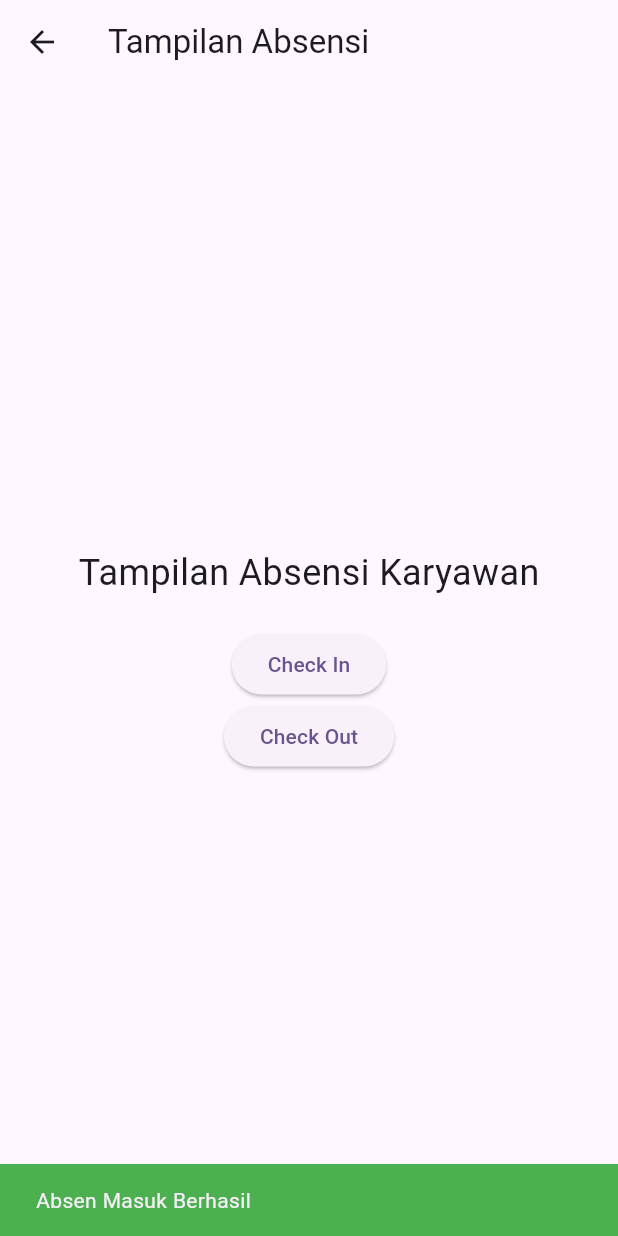
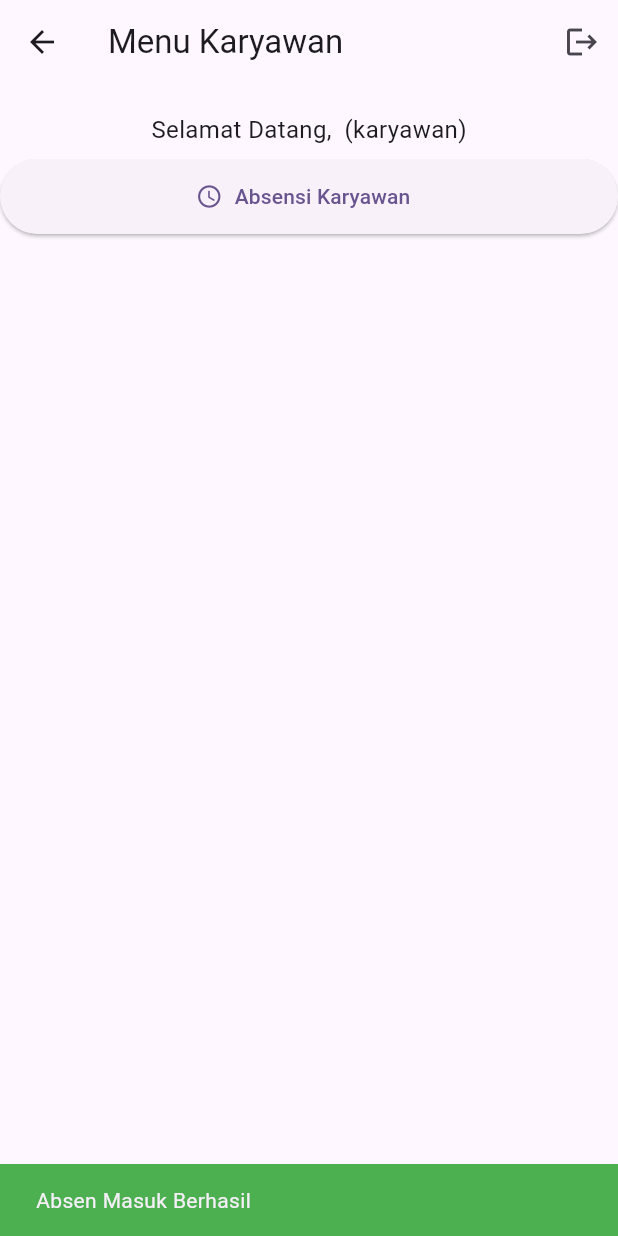
Before and after one commit to Lyan-Nandyan/adbo, a Flutter app: the Tampilanabsensi screen opened directly, after a tap on "Check In", on a phone screen of 412 x 824 dp. Run offline on Flutter 3.47's test engine with Material 3 defaults, Android fonts, the phone set to English and light mode, and no system bars; our stand-ins replace hive, hive_flutter, shared_preferences; accounts and stored records are empty.

Commit message:
absensi fix

```diff
--- a/lib/fitur/tampilanAbsensi.dart
+++ b/lib/fitur/tampilanAbsensi.dart
@@ -1,4 +1,6 @@
 import 'package:adbo/logic/absenController.dart';
+import 'package:adbo/menu/homeHrd.dart';
+import 'package:adbo/menu/homeKaryawan.dart';
 import 'package:flutter/material.dart';
 import 'package:shared_preferences/shared_preferences.dart';
 
@@ -45,17 +47,38 @@ class _TampilanabsensiState extends State<Tampilanabsensi> {
               style: TextStyle(fontSize: 24),
             ),
             const SizedBox(height: 20),
-            ElevatedButton(
-              onPressed: () {
-                _absenController.absenMasuk(context, id ?? '0',
-                    username ?? 'User', jabatan ?? 'karyawan');
+            FutureBuilder<bool> (
+              future: _absenController.isAlreadyAbsen(id ?? 'null', jabatan ?? 'null'),
+              builder: (context, snapshot) {
+                return snapshot.data == true
+                    ? SizedBox(height: 1)
+                    : ElevatedButton(
+                        onPressed: () async {
+                          _absenController.absenMasuk(context, id ?? '0',
+                              username ?? 'User', jabatan ?? 'karyawan');
+                          Navigator.pushReplacement(
+                            context,
+                            MaterialPageRoute(
+                              builder: (context) =>
+                                  jabatan == 'karyawan' ? Homekaryawan() : HomeHrd(),
+                            ),
+                          );
+                        },
+                        child: const Text('Check In'),
+                      );
               },
-              child: const Text('Check In'),
             ),
             ElevatedButton(
-                onPressed: () {
+                onPressed: () async {
                   _absenController.absenKeluar(context, id ?? '0',
                       username ?? 'User', jabatan ?? 'karyawan');
+                  Navigator.pushReplacement(
+                    context,
+                    MaterialPageRoute(
+                      builder: (context) =>
+                          jabatan == 'karyawan' ? Homekaryawan() : HomeHrd(),
+                    ),
+                  );
                 },
                 child: Text('Check Out')),
           ],
--- a/lib/logic/absenController.dart
+++ b/lib/logic/absenController.dart
@@ -67,6 +67,13 @@ class Absencontroller {
     }
   }
 
+  Future<bool> isAlreadyAbsen(String idKaryawan, String jabatan) async {
+    var box = Hive.box<Absensi>(HiveBox.absensi);
+    return box.values.any((absen) =>
+        absen.idKaryawan == idKaryawan && absen.checkOut == null &&
+        absen.jabatan == jabatan);
+  }
+
   Future<List<Absensi>> getAllAbsensi() async {
     var box = Hive.box<Absensi>(HiveBox.absensi);
     return box.values.toList();
--- a/lib/main.dart
+++ b/lib/main.dart
@@ -17,14 +17,12 @@ void main() async {
   // karyawan box
   Hive.registerAdapter(KaryawanAdapter());
   await Hive.openBox<Karyawan>(HiveBox.karyawan);
-
-
+  // hrd box
   Hive.registerAdapter(HrdAdapter());
   await Hive.openBox<Hrd>(HiveBox.hrd);
-
+  // manager box
   Hive.registerAdapter(ManagerAdapter());
   await Hive.openBox<Manager>(HiveBox.manager);
-
   // absensi box
   Hive.registerAdapter(AbsensiAdapter());
   await Hive.openBox<Absensi>(HiveBox.absensi);
--- a/lib/menu/homeHrd.dart
+++ b/lib/menu/homeHrd.dart
@@ -1,3 +1,4 @@
+import 'package:adbo/fitur/tampilanAbsensi.dart';
 import 'package:flutter/material.dart';
 import 'package:shared_preferences/shared_preferences.dart';
 import 'package:adbo/login/loginHrd.dart';
@@ -50,7 +51,9 @@ class HomeHrd extends StatelessWidget {
                       children: [
                         ElevatedButton.icon(
                           onPressed: () {
-                            // Navigasi ke halaman Absensi Karyawan
+                            Navigator.push(context, MaterialPageRoute(
+                              builder: (context) => const Tampilanabsensi(),
+                            ));
                           },
                           icon: const Icon(Icons.access_time),
                           label: const Text('Absensi Karyawan'),
--- a/lib/menu/homeKaryawan.dart
+++ b/lib/menu/homeKaryawan.dart
@@ -1,3 +1,4 @@
+import 'package:adbo/fitur/tampilanAbsensi.dart';
 import 'package:adbo/login/loginKaryawan.dart';
 import 'package:flutter/material.dart';
 import 'package:shared_preferences/shared_preferences.dart';
@@ -25,10 +26,7 @@ class _HomeKaryawanState extends State<Homekaryawan> {
 
   Future<void> _logout() async {
     SharedPreferences prefs = await SharedPreferences.getInstance();
-    await prefs.remove('username');
-    await prefs.setBool('isLoggedIn', false);
-    await prefs.remove('jabatan');
-    await prefs.remove('id');
+    await prefs.clear();
     Navigator.pushReplacement(
       context,
       MaterialPageRoute(builder: (context) => LoginKaryawan()),
@@ -43,7 +41,8 @@ class _HomeKaryawanState extends State<Homekaryawan> {
 
   @override
   Widget build(BuildContext context) {
-    return AppBar(
+    return Scaffold(
+      appBar: AppBar(
         title: Text('Menu Karyawan'),
         actions: [
           IconButton(
@@ -61,6 +60,21 @@ class _HomeKaryawanState extends State<Homekaryawan> {
             ),
           ),
         ),
+      ),
+      body: ElevatedButton.icon(
+        onPressed: () {
+          Navigator.push(
+              context,
+              MaterialPageRoute(
+                builder: (context) => const Tampilanabsensi(),
+              ));
+        },
+        icon: const Icon(Icons.access_time),
+        label: const Text('Absensi Karyawan'),
+        style: ElevatedButton.styleFrom(
+          minimumSize: const Size(double.infinity, 50),
+        ),
+      ),
     );
   }
 }
```
Also changed, not shown: lib/fitur/logAbsensi.dart (added, +47 -0 lines), lib/menu/homeManager.dart (+7 -5 lines). Lines whose indentation alone changed are shown as unchanged.
